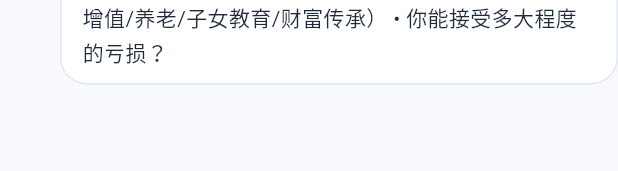
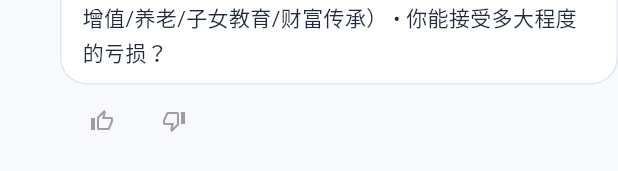
Before and after one commit to meiyaobuyao123-hash/Claudefinance-navigator, a Flutter app: the _MessageBubble widget shown alone on an empty page, opened directly with sample values from the repository, on a phone screen of 412 x 824 dp. Shown: the part 211-382 px from the top of the screen. Run offline on Flutter 3.47's test engine with Material 3 defaults, Android fonts, the phone set to English and light mode, and no system bars; drawn by our look-alikes of flutter_markdown; our stand-ins replace dio, fl_chart, flutter_local_notifications, flutter_riverpod, flutter_secure_storage, go_router and 5 more; missing offline and left inert: anthropic_sdk_dart; accounts and stored records are empty; network calls fail.

Commit message:
feat(M08): 评估与反馈系统 — 👍/👎 + 服务端上报
- MessageFeedback 数据模型（FeedbackRating/FeedbackReason 枚举，toJson）
- FeedbackService：POST http://43.156.207.26/api/finance/feedback，5s 超时，静默失败
- feedback_providers：currentSessionId / deviceId(SharedPrefs持久化) / messageFeedbackProvider.family / feedbackServiceProvider
- MessageFeedbackBar ConsumerWidget：未反馈显示 👍/👎，点踩弹出原因 bottom sheet，已反馈显示实心图标
- ai_chat_page：ChatMessage 加 messageId(UUID)，assistant 气泡右下角挂载 FeedbackBar，传入对应 userQuestion
- 单元测试 18/18（toJson 字段/枚举序列化/null reason/截断逻辑/静默失败）
- 全量测试 299/299 通过

Co-Authored-By: Claude Sonnet 4.6 <noreply@anthropic.com>

```diff
--- /dev/null
+++ b/lib/features/ai_chat/data/models/message_feedback.dart
@@ -0,0 +1,42 @@
+/// [M08] 反馈数据模型
+library;
+
+enum FeedbackRating { thumbsUp, thumbsDown }
+
+enum FeedbackReason { inaccurate, notHelpful, tooGeneric, other }
+
+class MessageFeedback {
+  final String sessionId;
+  final String messageId;
+  final String userQuestion;
+  final String aiResponsePreview; // 前50字
+  final FeedbackRating rating;
+  final FeedbackReason? reason; // 仅 thumbsDown 时填写
+  final String conversationStage;
+  final DateTime timestamp;
+  final String deviceId;
+
+  const MessageFeedback({
+    required this.sessionId,
+    required this.messageId,
+    required this.userQuestion,
+    required this.aiResponsePreview,
+    required this.rating,
+    this.reason,
+    required this.conversationStage,
+    required this.timestamp,
+    required this.deviceId,
+  });
+
+  Map<String, dynamic> toJson() => {
+        'session_id': sessionId,
+        'message_id': messageId,
+        'user_question': userQuestion,
+        'ai_response_preview': aiResponsePreview,
+        'rating': rating.name,
+        'reason': reason?.name,
+        'conversation_stage': conversationStage,
+        'timestamp': timestamp.toIso8601String(),
+        'device_id': deviceId,
+      };
+}
--- a/lib/features/ai_chat/presentation/pages/ai_chat_page.dart
+++ b/lib/features/ai_chat/presentation/pages/ai_chat_page.dart
@@ -4,19 +4,19 @@ import 'package:flutter_riverpod/flutter_riverpod.dart';
 import 'package:go_router/go_router.dart';
 import '../../../../core/theme/app_theme.dart';
 import '../../../../core/providers/market_rate_provider.dart';
+import '../../../../core/utils/uuid_util.dart';
 import '../../../../features/fund_tracker/presentation/providers/fund_tracker_provider.dart';
 import '../../../../features/stock_tracker/presentation/providers/stock_tracker_provider.dart';
 import '../../data/guardrails/input_guardrail.dart';
 import '../../data/guardrails/output_guardrail.dart';
 import '../../data/prompt_builder.dart';
-import '../../data/conversation_stage.dart';
-import '../../data/conversation_summarizer.dart';
 import '../../data/history_manager.dart';
 import '../../data/claude_streaming_client.dart';
 import '../../data/portfolio_context_builder.dart';
 import '../../data/tools/rule_trigger.dart';
 import '../../data/tools/tool_executor.dart';
 import '../../presentation/providers/conversation_state_provider.dart';
+import '../../presentation/widgets/message_feedback_bar.dart';
 import '../../../../features/onboarding/providers/user_profile_provider.dart';
 
 // 消息模型
@@ -24,9 +24,11 @@ class ChatMessage {
   final String role; // 'user' or 'assistant'
   final String content;
   final DateTime time;
+  final String messageId; // [M08] 唯一 ID，用于反馈追踪
 
   ChatMessage({required this.role, required this.content, DateTime? time})
-      : time = time ?? DateTime.now();
+      : time = time ?? DateTime.now(),
+        messageId = generateUuid();
 }
 
 // 聊天状态Provider
@@ -325,7 +327,18 @@ class _AiChatPageState extends ConsumerState<AiChatPage> {
                   }
                   return _StreamingBubble(content: _streamingContent);
                 }
-                return _MessageBubble(message: messages[index]);
+                // [M08] 找到该消息对应的上一条用户提问（用于反馈上报）
+                String userQuestion = '';
+                if (messages[index].role == 'assistant') {
+                  for (int j = index - 1; j >= 0; j--) {
+                    if (messages[j].role == 'user') {
+                      userQuestion = messages[j].content;
+                      break;
+                    }
+                  }
+                }
+                return _MessageBubble(
+                    message: messages[index], userQuestion: userQuestion);
               },
             ),
           ),
@@ -442,7 +455,10 @@ class _AiChatPageState extends ConsumerState<AiChatPage> {
 // ── 已完成的消息气泡（assistant 使用 Markdown）────────────────────
 class _MessageBubble extends StatelessWidget {
   final ChatMessage message;
-  const _MessageBubble({required this.message});
+  final String userQuestion; // [M08] 对应的用户提问（用于反馈）
+
+  const _MessageBubble(
+      {required this.message, this.userQuestion = ''});
 
   @override
   Widget build(BuildContext context) {
@@ -459,9 +475,12 @@ class _MessageBubble extends StatelessWidget {
             const SizedBox(width: 8),
           ],
           Flexible(
-            child: Container(
-              padding:
-                  const EdgeInsets.symmetric(horizontal: 14, vertical: 10),
+            child: Column(
+              crossAxisAlignment: CrossAxisAlignment.start,
+              children: [
+                Container(
+                  padding: const EdgeInsets.symmetric(
+                      horizontal: 14, vertical: 10),
                   decoration: BoxDecoration(
                     color: isUser ? AppColors.primary : AppColors.surface,
                     borderRadius: BorderRadius.only(
@@ -470,7 +489,8 @@ class _MessageBubble extends StatelessWidget {
                       bottomLeft: const Radius.circular(18),
                       bottomRight: const Radius.circular(18),
                     ),
-                border: isUser ? null : Border.all(color: AppColors.border),
+                    border:
+                        isUser ? null : Border.all(color: AppColors.border),
                   ),
                   child: isUser
                       ? Text(
@@ -482,6 +502,18 @@ class _MessageBubble extends StatelessWidget {
                           data: message.content,
                           styleSheet: _mdStyle(),
                         ),
+                ),
+                // [M08] assistant 消息右下角显示 👍/👎
+                if (!isUser)
+                  Padding(
+                    padding: const EdgeInsets.only(left: 4),
+                    child: MessageFeedbackBar(
+                      messageId: message.messageId,
+                      userQuestion: userQuestion,
+                      aiResponse: message.content,
+                    ),
+                  ),
+              ],
             ),
           ),
           if (isUser) const SizedBox(width: 8),
--- /dev/null
+++ b/lib/features/ai_chat/presentation/widgets/message_feedback_bar.dart
@@ -0,0 +1,135 @@
+/// [M08] 消息反馈 Bar — 每条 AI 回复气泡右下角的 👍/👎 按钮
+import 'package:flutter/material.dart';
+import 'package:flutter_riverpod/flutter_riverpod.dart';
+import '../../data/models/message_feedback.dart';
+import '../providers/conversation_state_provider.dart';
+import '../providers/feedback_providers.dart';
+
+class MessageFeedbackBar extends ConsumerWidget {
+  final String messageId;
+  final String userQuestion;
+  final String aiResponse;
+
+  const MessageFeedbackBar({
+    super.key,
+    required this.messageId,
+    required this.userQuestion,
+    required this.aiResponse,
+  });
+
+  @override
+  Widget build(BuildContext context, WidgetRef ref) {
+    final feedback = ref.watch(messageFeedbackProvider(messageId));
+
+    if (feedback != null) {
+      // 已反馈 — 只显示已选图标
+      return Padding(
+        padding: const EdgeInsets.only(top: 4),
+        child: Row(
+          mainAxisSize: MainAxisSize.min,
+          children: [
+            Icon(
+              feedback.rating == FeedbackRating.thumbsUp
+                  ? Icons.thumb_up
+                  : Icons.thumb_down,
+              size: 14,
+              color: Colors.grey[400],
+            ),
+          ],
+        ),
+      );
+    }
+
+    return Row(
+      mainAxisSize: MainAxisSize.min,
+      children: [
+        IconButton(
+          icon: const Icon(Icons.thumb_up_outlined, size: 16),
+          onPressed: () => _submitFeedback(ref, FeedbackRating.thumbsUp),
+          color: Colors.grey[500],
+          padding: EdgeInsets.zero,
+          constraints: const BoxConstraints(minWidth: 32, minHeight: 32),
+        ),
+        IconButton(
+          icon: const Icon(Icons.thumb_down_outlined, size: 16),
+          onPressed: () => _showReasonSheet(context, ref),
+          color: Colors.grey[500],
+          padding: EdgeInsets.zero,
+          constraints: const BoxConstraints(minWidth: 32, minHeight: 32),
+        ),
+      ],
+    );
+  }
+
+  Future<void> _showReasonSheet(BuildContext context, WidgetRef ref) async {
+    final reason = await showModalBottomSheet<FeedbackReason>(
+      context: context,
+      builder: (_) => const _ReasonSheet(),
+    );
+    if (reason != null) {
+      await _submitFeedback(ref, FeedbackRating.thumbsDown, reason: reason);
+    }
+  }
+
+  Future<void> _submitFeedback(
+    WidgetRef ref,
+    FeedbackRating rating, {
+    FeedbackReason? reason,
+  }) async {
+    final deviceIdAsync = ref.read(deviceIdProvider);
+    final deviceId = deviceIdAsync.valueOrNull ?? 'unknown';
+
+    final feedback = MessageFeedback(
+      sessionId: ref.read(currentSessionIdProvider),
+      messageId: messageId,
+      userQuestion: userQuestion,
+      aiResponsePreview:
+          aiResponse.length > 50 ? '${aiResponse.substring(0, 50)}...' : aiResponse,
+      rating: rating,
+      reason: reason,
+      conversationStage: ref.read(conversationStateProvider).stage.name,
+      timestamp: DateTime.now(),
+      deviceId: deviceId,
+    );
+
+    ref.read(messageFeedbackProvider(messageId).notifier).set(feedback);
+    await ref.read(feedbackServiceProvider).submit(feedback);
+  }
+}
+
+// ── 原因选择底部弹出框 ───────────────────────────────────────────────────
+class _ReasonSheet extends StatelessWidget {
+  const _ReasonSheet();
+
+  @override
+  Widget build(BuildContext context) {
+    final reasons = [
+      (FeedbackReason.inaccurate, '回答不准确'),
+      (FeedbackReason.notHelpful, '没有解决我的问题'),
+      (FeedbackReason.tooGeneric, '建议太泛泛'),
+      (FeedbackReason.other, '其他'),
+    ];
+
+    return SafeArea(
+      child: Column(
+        mainAxisSize: MainAxisSize.min,
+        children: [
+          const Padding(
+            padding: EdgeInsets.all(16),
+            child: Text(
+              '哪里没有帮到你？',
+              style: TextStyle(fontSize: 16, fontWeight: FontWeight.w600),
+            ),
+          ),
+          ...reasons.map(
+            (r) => ListTile(
+              title: Text(r.$2),
+              onTap: () => Navigator.pop(context, r.$1),
+            ),
+          ),
+          const SizedBox(height: 8),
+        ],
+      ),
+    );
+  }
+}
```
Also changed, not shown: lib/features/ai_chat/data/services/feedback_service.dart (added, +27 -0 lines), lib/features/ai_chat/presentation/providers/feedback_providers.dart (added, +38 -0 lines), 1 other file. Lines whose indentation alone changed are shown as unchanged.
